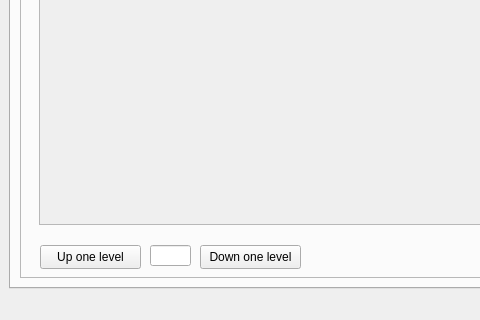
First picture: the form in ISO/MapEdit/form.ui, repository Damaniel/dos_games, before the edit; both pictures show x 0 to 480 and y 448 to 768 of the 1024 by 768 pixel window.
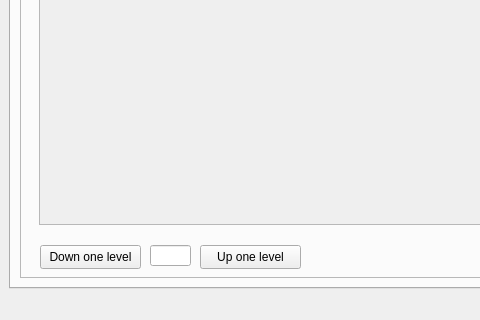
Second picture: the form after the edit.

The edit to the form file:
```diff
--- a/ISO/MapEdit/form.ui
+++ b/ISO/MapEdit/form.ui
@@ -201,7 +201,7 @@
           <widget class="QPushButton" name="UpButton">
            <property name="geometry">
             <rect>
-             <x>20</x>
+             <x>180</x>
              <y>630</y>
              <width>101</width>
              <height>24</height>
@@ -214,7 +214,7 @@
           <widget class="QPushButton" name="DownButton">
            <property name="geometry">
             <rect>
-             <x>180</x>
+             <x>20</x>
              <y>630</y>
              <width>101</width>
              <height>24</height>
```
